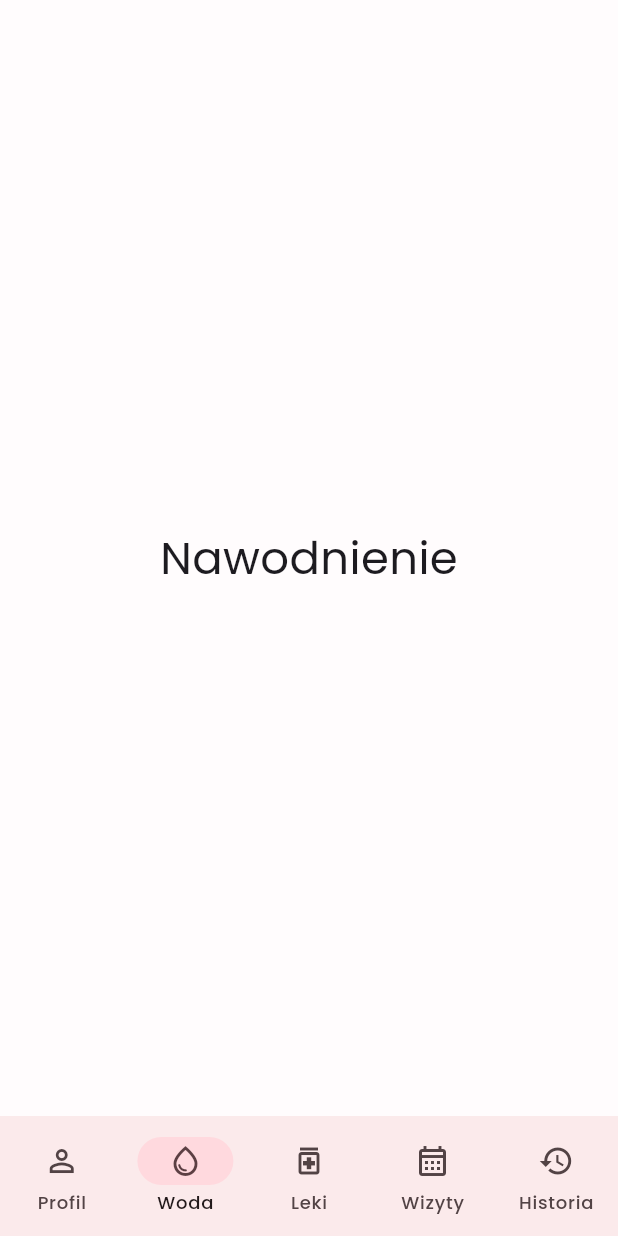
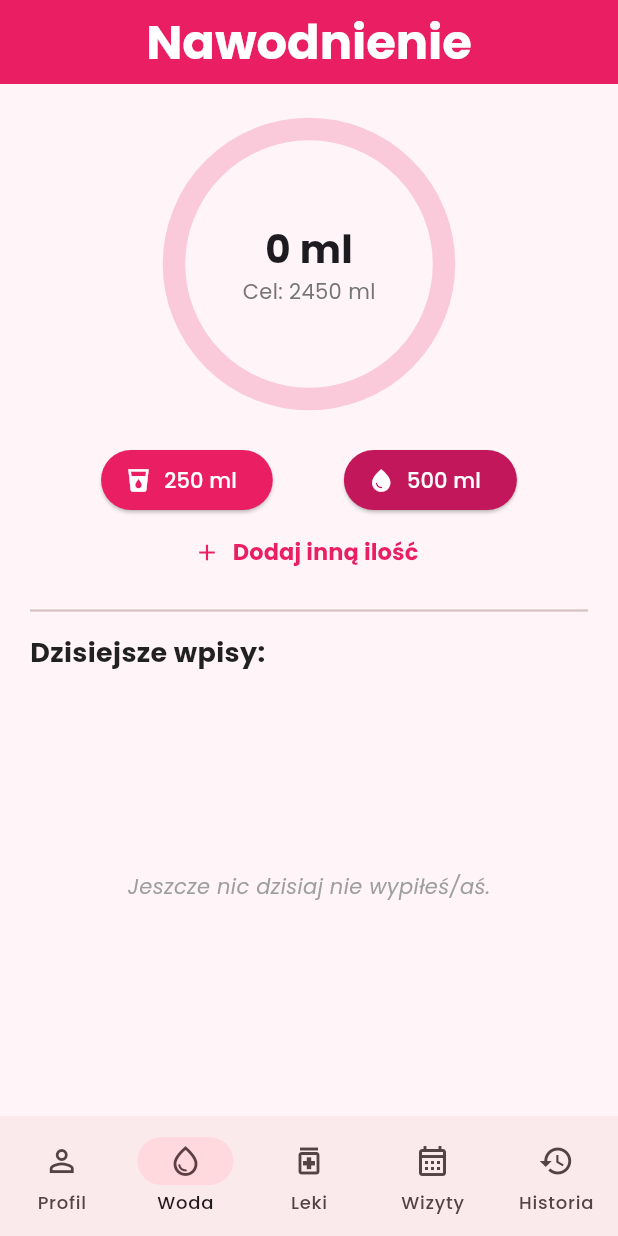
Before and after one commit to Faustymajcher/moj_asystent_zdrowia, a Flutter app: the screen it shows after launch, item 2 of the bottom bar chosen, on a phone screen of 412 x 824 dp. Run offline on Flutter 3.47's test engine with Material 3 defaults, Android fonts, the phone set to English and light mode, and no system bars; our stand-ins replace google_fonts, shared_preferences, sqflite, table_calendar; accounts and stored records are empty.

Commit message:
Dodanie zakładki nawodnienie, dodanie widżeta historia połącoznego z nawodnieniem

```diff
--- a/lib/baza danych/baza_danych.dart
+++ b/lib/baza danych/baza_danych.dart
@@ -2,17 +2,16 @@ import 'package:path/path.dart';
 import 'package:sqflite/sqflite.dart';
 
 import '../modele/wizyta.dart';
+import '../modele/woda_wpis.dart'; // DODANY IMPORT
 
 class BazaDanych {
   static final BazaDanych instance = BazaDanych._init();
-
   static Database? _database;
 
   BazaDanych._init();
 
   Future<Database> get database async {
     if (_database != null) return _database!;
-
     _database = await _initDB('wizyty.db');
     return _database!;
   }
@@ -20,11 +19,11 @@ class BazaDanych {
   Future<Database> _initDB(String filePath) async {
     final dbPath = await getDatabasesPath();
     final path = join(dbPath, filePath);
-
     return await openDatabase(path, version: 1, onCreate: _createDB);
   }
 
   Future _createDB(Database db, int version) async {
+    // Tabela wizyt
     await db.execute('''
       CREATE TABLE wizyty(
         id INTEGER PRIMARY KEY AUTOINCREMENT,
@@ -34,57 +33,68 @@ class BazaDanych {
         notatki TEXT
       )
     ''');
+//Tabela dla nawodnienia
+    await db.execute('''
+      CREATE TABLE woda_wpisy(
+        id INTEGER PRIMARY KEY AUTOINCREMENT,
+        data TEXT NOT NULL,
+        godzina TEXT NOT NULL,
+        ilosc INTEGER NOT NULL
+      )
+    ''');
   }
 
+  //FUNKCJE DLA WIZYT
   Future<int> dodajWizyte(Wizyta wizyta) async {
     final db = await instance.database;
-
-    return await db.insert(
-      'wizyty',
-      wizyta.toMap(),
-      conflictAlgorithm: ConflictAlgorithm.replace,
-    );
+    return await db.insert('wizyty', wizyta.toMap(), conflictAlgorithm: ConflictAlgorithm.replace);
   }
 
   Future<List<Wizyta>> pobierzWizyty() async {
     final db = await instance.database;
-
     final result = await db.query('wizyty', orderBy: 'data ASC');
-
     return result.map((e) => Wizyta.fromMap(e)).toList();
   }
 
   Future<List<Wizyta>> pobierzWizytyZDnia(DateTime data) async {
     final db = await instance.database;
-
     final wszystkie = await db.query('wizyty');
-
     return wszystkie
         .map((e) => Wizyta.fromMap(e))
-        .where(
-          (w) =>
-              w.data.year == data.year &&
-              w.data.month == data.month &&
-              w.data.day == data.day,
-        )
+        .where((w) => w.data.year == data.year && w.data.month == data.month && w.data.day == data.day)
         .toList();
   }
 
   Future<int> aktualizujWizyte(Wizyta wizyta) async {
     final db = await instance.database;
-
-    return await db.update(
-      'wizyty',
-      wizyta.toMap(),
-      where: 'id = ?',
-      whereArgs: [wizyta.id],
-    );
+    return await db.update('wizyty', wizyta.toMap(), where: 'id = ?', whereArgs: [wizyta.id]);
   }
 
   Future<int> usunWizyte(int id) async {
     final db = await instance.database;
+    return await db.delete('wizyty', where: 'id = ?', whereArgs: [id]);
+  }
 
-    return await db.delete('wizyty', where: 'id = ?', whereArgs: [id]);
+  //FUNKCJE DLA WODY
+  Future<int> dodajWpisWody(WodaWpis wpis) async {
+    final db = await instance.database;
+    return await db.insert('woda_wpisy', wpis.toMap());
+  }
+
+  Future<int> usunWpisWody(int id) async {
+    final db = await instance.database;
+    return await db.delete('woda_wpisy', where: 'id = ?', whereArgs: [id]);
+  }
+
+  Future<List<WodaWpis>> pobierzWpisyWodyZDnia(String data) async {
+    final db = await instance.database;
+    final result = await db.query('woda_wpisy', where: 'data = ?', whereArgs: [data], orderBy: 'id DESC');
+    return result.map((e) => WodaWpis.fromMap(e)).toList();
+  }
+
+  Future<List<Map<String, dynamic>>> pobierzHistorieWody() async {
+    final db = await instance.database;
+    return await db.rawQuery('SELECT data, SUM(ilosc) as suma FROM woda_wpisy GROUP BY data ORDER BY data DESC');
   }
 
   Future close() async {
--- /dev/null
+++ b/lib/ekrany/woda.dart
@@ -0,0 +1,240 @@
+import 'package:flutter/material.dart';
+import 'package:google_fonts/google_fonts.dart';
+import 'package:shared_preferences/shared_preferences.dart';
+import '../baza danych/baza_danych.dart';
+import '../modele/woda_wpis.dart';
+
+class WaterPage extends StatefulWidget {
+  const WaterPage({super.key});
+
+  @override
+  State<WaterPage> createState() => _WaterPageState();
+}
+
+class _WaterPageState extends State<WaterPage> {
+  int _waterTarget = 2000;
+  double _weight = 70.0;
+  List<WodaWpis> _todayDrinks = [];
+
+  String get _todayDate {
+    DateTime now = DateTime.now();
+    return "${now.year}-${now.month.toString().padLeft(2, '0')}-${now.day.toString().padLeft(2, '0')}";
+  }
+
+  int get _drunkWater {
+    int total = 0;
+    for (var drink in _todayDrinks) {
+      total += drink.ilosc;
+    }
+    return total;
+  }
+
+  @override
+  void initState() {
+    super.initState();
+    _loadSettingsAndData();
+  }
+
+  Future<void> _loadSettingsAndData() async {
+    final prefs = await SharedPreferences.getInstance();
+
+    // Waga i cel zostają w SharedPreferences (to ustawienia)
+    setState(() {
+      _weight = prefs.getDouble('user_weight') ?? 70.0;
+      _waterTarget = (_weight * 35).round();
+    });
+
+    _refreshDrinks();
+  }
+
+  Future<void> _refreshDrinks() async {
+    final wpisy = await BazaDanych.instance.pobierzWpisyWodyZDnia(_todayDate);
+    setState(() {
+      _todayDrinks = wpisy;
+    });
+  }
+
+  Future<void> _addWater(int amount) async {
+    DateTime now = DateTime.now();
+    String godzina = "${now.hour.toString().padLeft(2, '0')}:${now.minute.toString().padLeft(2, '0')}";
+
+    final wpis = WodaWpis(
+      data: _todayDate,
+      godzina: godzina,
+      ilosc: amount,
+    );
+
+    await BazaDanych.instance.dodajWpisWody(wpis);
+    _refreshDrinks();
+  }
+
+  Future<void> _removeDrink(int id) async {
+    await BazaDanych.instance.usunWpisWody(id);
+    _refreshDrinks();
+  }
+
+  void _showCustomWaterDialog() {
+    TextEditingController amountController = TextEditingController();
+
+    showDialog(
+      context: context,
+      builder: (context) => AlertDialog(
+        title: Text("Dodaj inną ilość", style: GoogleFonts.poppins(fontWeight: FontWeight.bold)),
+        content: TextField(
+          controller: amountController,
+          keyboardType: TextInputType.number,
+          decoration: const InputDecoration(
+            labelText: "Ilość wody",
+            suffixText: "ml",
+            border: OutlineInputBorder(),
+          ),
+        ),
+        actions: [
+          TextButton(
+            onPressed: () => Navigator.pop(context),
+            child: const Text("Anuluj", style: TextStyle(color: Colors.grey)),
+          ),
+          ElevatedButton(
+            style: ElevatedButton.styleFrom(
+              backgroundColor: const Color(0xFFE91E63), // Kolor aplikacji
+              foregroundColor: Colors.white
+            ),
+            onPressed: () {
+              int? amount = int.tryParse(amountController.text);
+              if (amount != null && amount > 0) {
+                _addWater(amount);
+              }
+              Navigator.pop(context);
+            },
+            child: const Text("Dodaj"),
+          ),
+        ],
+      ),
+    );
+  }
+
+  @override
+  Widget build(BuildContext context) {
+    double progress = _waterTarget > 0 ? _drunkWater / _waterTarget : 0.0;
+    if (progress > 1.0) progress = 1.0;
+
+    return Scaffold(
+      backgroundColor: const Color(0xFFFFF5F8), // Tło aplikacji
+      appBar: AppBar(
+        title: Text("Nawodnienie", style: GoogleFonts.poppins(fontWeight: FontWeight.w700, fontSize: 32)),
+        centerTitle: true,
+        backgroundColor: const Color(0xFFE91E63),
+        foregroundColor: Colors.white,
+        elevation: 0,
+      ),
+      body: Padding(
+        padding: const EdgeInsets.all(20.0),
+        child: Column(
+          children: [
+            const SizedBox(height: 10),
+            Stack(
+              alignment: Alignment.center,
+              children: [
+                SizedBox(
+                  width: 180,
+                  height: 180,
+                  child: CircularProgressIndicator(
+                    value: progress,
+                    strokeWidth: 15,
+                    backgroundColor: const Color(0xFFE91E63).withOpacity(0.2),
+                    valueColor: const AlwaysStoppedAnimation<Color>(Color(0xFFE91E63)),
+                  ),
+                ),
+                Column(
+                  children: [
+                    Text(
+                      "$_drunkWater ml",
+                      style: GoogleFonts.poppins(fontSize: 26, fontWeight: FontWeight.bold),
+                    ),
+                    Text(
+                      "Cel: $_waterTarget ml",
+                      style: GoogleFonts.poppins(fontSize: 14, color: Colors.grey[600]),
+                    ),
+                  ],
+                ),
+              ],
+            ),
+            const SizedBox(height: 30),
+            Row(
+              mainAxisAlignment: MainAxisAlignment.spaceEvenly,
+              children: [
+                ElevatedButton.icon(
+                  onPressed: () => _addWater(250),
+                  icon: const Icon(Icons.local_drink),
+                  label: const Text("250 ml"),
+                  style: ElevatedButton.styleFrom(
+                    backgroundColor: const Color(0xFFE91E63),
+                    foregroundColor: Colors.white,
+                    shape: RoundedRectangleBorder(borderRadius: BorderRadius.circular(20)),
+                  ),
+                ),
+                ElevatedButton.icon(
+                  onPressed: () => _addWater(500),
+                  icon: const Icon(Icons.water_drop),
+                  label: const Text("500 ml"),
+                  style: ElevatedButton.styleFrom(
+                    backgroundColor: const Color(0xFFC2185B), // Ciemniejszy róż
+                    foregroundColor: Colors.white,
+                    shape: RoundedRectangleBorder(borderRadius: BorderRadius.circular(20)),
+                  ),
+                ),
+              ],
+            ),
+            TextButton.icon(
+              onPressed: _showCustomWaterDialog,
+              icon: const Icon(Icons.add, color: Color(0xFFE91E63)),
+              label: const Text("Dodaj inną ilość", style: TextStyle(color: Color(0xFFE91E63), fontWeight: FontWeight.bold, fontSize: 15)),
+            ),
+            const Divider(height: 30, thickness: 1.5),
+            Align(
+              alignment: Alignment.centerLeft,
+              child: Text(
+                "Dzisiejsze wpisy:",
+                style: GoogleFonts.poppins(fontSize: 18, fontWeight: FontWeight.bold, color: Colors.black87),
+              ),
+            ),
+            const SizedBox(height: 10),
+            Expanded(
+              child: _todayDrinks.isEmpty
+                  ? Center(
+                      child: Text(
+                        "Jeszcze nic dzisiaj nie wypiłeś/aś.",
+                        style: TextStyle(color: Colors.grey[500], fontStyle: FontStyle.italic),
+                      ),
+                    )
+                  : ListView.builder(
+                      itemCount: _todayDrinks.length,
+                      itemBuilder: (context, index) {
+                        final drink = _todayDrinks[index];
+                        return Card(
+                          elevation: 2,
+                          color: Colors.white,
+                          margin: const EdgeInsets.symmetric(vertical: 6),
+                          shape: RoundedRectangleBorder(borderRadius: BorderRadius.circular(15)),
+                          child: ListTile(
+                            leading: CircleAvatar(
+                              backgroundColor: const Color(0xFFE91E63).withOpacity(0.15),
+                              child: const Icon(Icons.water_drop, color: Color(0xFFE91E63)),
+                            ),
+                            title: Text("${drink.ilosc} ml", style: GoogleFonts.poppins(fontWeight: FontWeight.bold)),
+                            subtitle: Text("Dodano o: ${drink.godzina}"),
+                            trailing: IconButton(
+                              icon: const Icon(Icons.delete_outline, color: Colors.red),
+                              onPressed: () => _removeDrink(drink.id!),
+                            ),
+                          ),
+                        );
+                      },
+                    ),
+            ),
+          ],
+        ),
+      ),
+    );
+  }
+}
--- a/lib/main.dart
+++ b/lib/main.dart
@@ -2,6 +2,11 @@ import 'package:flutter/material.dart';
 import 'package:google_fonts/google_fonts.dart';
 import 'package:shared_preferences/shared_preferences.dart';
 import 'dart:convert';
+
+import 'ekrany/woda.dart';
+import 'ekrany/historia.dart';
+
+
 void main() {
   runApp(const MyApp());
 }
@@ -471,21 +476,7 @@ class _MedicinesPageState extends State<MedicinesPage> {
     );
   }
 }
-class WaterPage extends StatelessWidget {
-  const WaterPage({super.key});
 
-  @override
-  Widget build(BuildContext context) {
-    return const Scaffold(
-      body: Center(
-        child: Text(
-          "Nawodnienie",
-          style: TextStyle(fontSize: 30),
-        ),
-      ),
-    );
-  }
-}
 
 class VisitsPage extends StatelessWidget {
   const VisitsPage({super.key});
@@ -503,21 +494,6 @@ class VisitsPage extends StatelessWidget {
   }
 }
 
-class HistoryPage extends StatelessWidget {
-  const HistoryPage({super.key});
-
-  @override
-  Widget build(BuildContext context) {
-    return const Scaffold(
-      body: Center(
-        child: Text(
-          "Historia",
-          style: TextStyle(fontSize: 30),
-        ),
-      ),
-    );
-  }
-}
 
 class ProfilePage extends StatelessWidget {
   const ProfilePage({super.key});
--- /dev/null
+++ b/lib/modele/woda_wpis.dart
@@ -0,0 +1,31 @@
+class WodaWpis {
+  final int? id;
+  final String data;
+  final String godzina;
+  final int ilosc;
+
+  WodaWpis({
+    this.id,
+    required this.data,
+    required this.godzina,
+    required this.ilosc,
+  });
+
+  Map<String, dynamic> toMap() {
+    return {
+      'id': id,
+      'data': data,
+      'godzina': godzina,
+      'ilosc': ilosc,
+    };
+  }
+
+  factory WodaWpis.fromMap(Map<String, dynamic> map) {
+    return WodaWpis(
+      id: map['id'],
+      data: map['data'],
+      godzina: map['godzina'],
+      ilosc: map['ilosc'],
+    );
+  }
+}
```
Also changed, not shown: lib/ekrany/historia.dart (added, +171 -0 lines), pubspec.lock, 1 other file.
